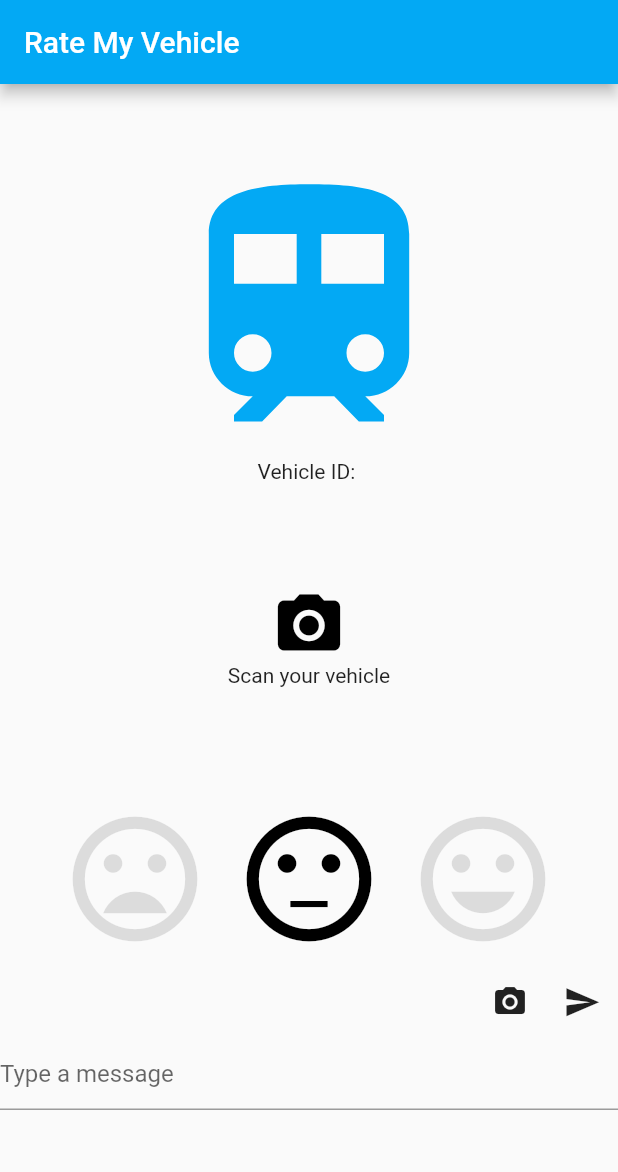
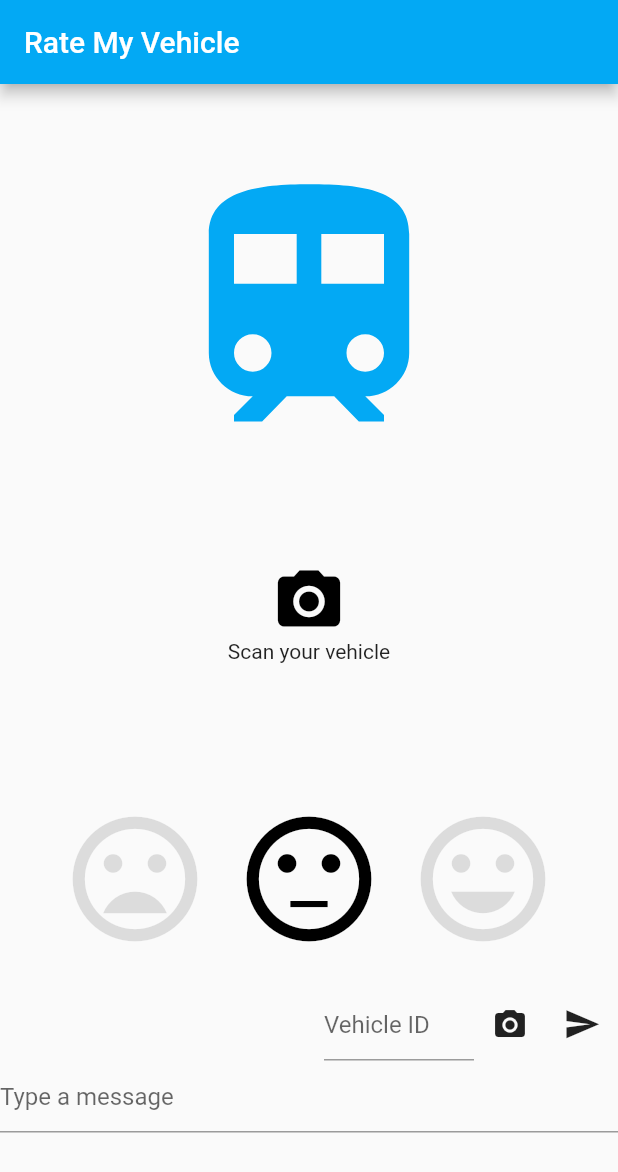
Before and after one commit to ImSythn/Public-Transport-Rating-App-Flutter, a Flutter app: the screen it shows after launch, after a tap on the "send" icon, on a phone screen of 412 x 824 dp. Shown: the top 1172 px of the screen. Run offline on Flutter 3.47's test engine with Material 2 defaults, Android fonts, the phone set to English and light mode, and no system bars; our stand-ins replace image_picker; network calls fail.

Commit message:
vehicle id added and send to php script

```diff
--- a/lib/main.dart
+++ b/lib/main.dart
@@ -22,7 +22,7 @@ class HomePage extends StatelessWidget {
               VehicleID(),
               SizedBox(height: 70),
               QRScanner(),
-              SizedBox(height: 70),
+              SizedBox(height: 86),
               ReviewData()
             ],
           ),
@@ -47,7 +47,6 @@ class _VehicleIDState extends State<VehicleID> {
           size: 200,
           color: Colors.lightBlue,
         ),
-        Text('Vehicle ID: ')
       ],
     );
   }
@@ -72,12 +71,17 @@ class ReviewData extends StatefulWidget {
 
 class _ReviewData extends State<ReviewData> {
   TextEditingController cmessage = new TextEditingController();
+  TextEditingController cvehicleid = new TextEditingController();
   TextEditingController crating = new TextEditingController(text: '1');
   int rating = 1;
   void addData() {
-    var url ="http://10.0.2.2/se7/app%20database%20connection/adddata.php"; //10.0.2.2    Special alias to your host loopback interface for android use.
-    http.post(url,
-        body: {"message": cmessage.text, "rating": rating.toString()});
+    var url =
+        "http://10.0.2.2/se7/app%20database%20connection/adddata.php"; //10.0.2.2    Special alias to your host loopback interface for android use.
+    http.post(url, body: {
+      "message": cmessage.text,
+      "rating": rating.toString(),
+      "vehicle_id": cvehicleid.text
+    });
   }
 
   List<Color> buttonColor = [Colors.black12, Colors.black, Colors.black12];
@@ -136,9 +140,17 @@ class _ReviewData extends State<ReviewData> {
               })
         ],
       ),
+      SizedBox(height: 15),
       Row(
         mainAxisAlignment: MainAxisAlignment.end,
         children: <Widget>[
+          Container(
+              width: 100,
+              child: TextField(
+                controller: cvehicleid,
+                decoration: InputDecoration(hintText: "Vehicle ID"),
+                keyboardType: TextInputType.number,
+              )),
           CameraPicker(),
           IconButton(
               iconSize: 25,
```
